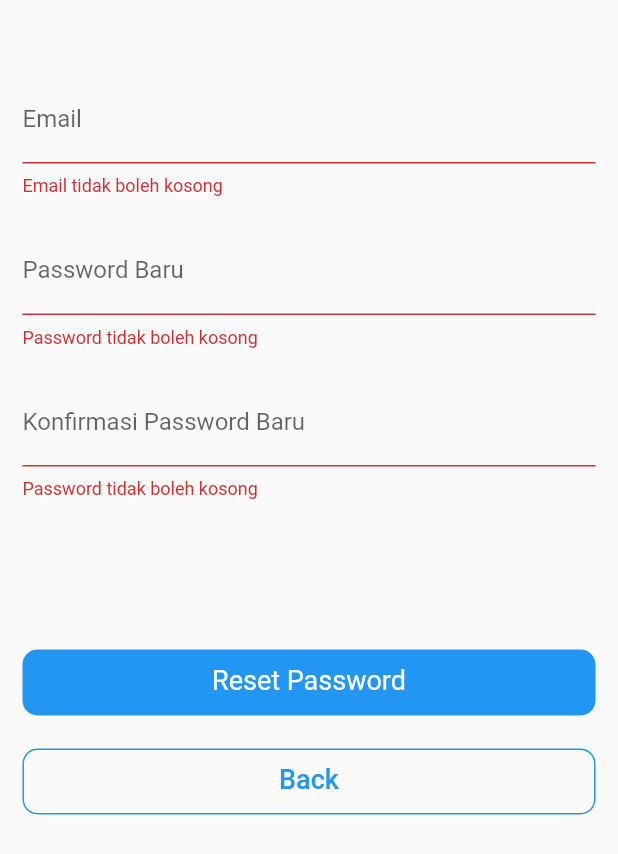
After one commit to raysiagian/mathwithgasing, a Flutter app: the ResetPasswordPage screen opened directly, after a tap on "Reset Password", on a phone screen of 412 x 824 dp. The commit adds this screen. Shown: the top 854 px of the screen. Run offline on Flutter 3.47's test engine with Material 3 defaults, Android fonts, the phone set to English and light mode, and no system bars; our stand-ins replace flutter_secure_storage, google_fonts, shared_preferences, syncfusion_flutter_charts, video_player, youtube_player_flutter; accounts and stored records are empty; network calls fail.

Commit message:
perbaikan reset password

```diff
--- /dev/null
+++ b/lib/screens/auth/login_screen/pages/reset_password_page.dart
@@ -0,0 +1,23 @@
+import 'package:flutter/material.dart';
+import 'package:mathgasing/screens/auth/login_screen/widget/reset_password_widget.dart';
+
+class ResetPasswordPage extends StatefulWidget {
+  const ResetPasswordPage({super.key});
+
+  @override
+  State<ResetPasswordPage> createState() => _ResetPasswordPageState();
+}
+
+class _ResetPasswordPageState extends State<ResetPasswordPage> {
+  @override
+  Widget build(BuildContext context) {
+    return Scaffold(
+      body: Container(
+        child: Padding(
+          padding: const EdgeInsets.symmetric(horizontal: 15),
+          child: ResetPasswordWidget(),
+        ),
+      ),
+    );
+  }
+}
--- /dev/null
+++ b/lib/screens/auth/login_screen/widget/reset_password_widget.dart
@@ -0,0 +1,171 @@
+
+import 'dart:convert';
+import 'package:flutter/material.dart';
+import 'package:http/http.dart' as http;
+import 'package:mathgasing/core/constants/constants.dart';
+import 'package:mathgasing/screens/auth/login_screen/pages/login_page.dart';
+
+class ResetPasswordWidget extends StatefulWidget {
+  const ResetPasswordWidget({Key? key}) : super(key: key);
+
+  @override
+  _ResetPasswordWidgetState createState() => _ResetPasswordWidgetState();
+}
+
+class _ResetPasswordWidgetState extends State<ResetPasswordWidget> {
+  final TextEditingController _emailController = TextEditingController();
+  final TextEditingController _newPasswordController = TextEditingController();
+  final TextEditingController _confirmNewPasswordController = TextEditingController();
+  final _formKey = GlobalKey<FormState>();
+
+  Future<void> _resetPassword() async {
+    if (!_formKey.currentState!.validate()) {
+      return;
+    }
+
+    final String email = _emailController.text.trim();
+    final String newPassword = _newPasswordController.text.trim();
+    final String confirmNewPassword = _confirmNewPasswordController.text.trim();
+
+    if (newPassword != confirmNewPassword) {
+      ScaffoldMessenger.of(context).showSnackBar(
+        SnackBar(content: Text('Password dan Konfirmasi Password tidak sama')),
+      );
+      return;
+    }
+
+    final Uri apiUrl = Uri.parse(baseurl + 'api/reset-password');
+
+    try {
+      final http.Response response = await http.post(
+        apiUrl,
+        headers: {
+          'Content-Type': 'application/json', // Menambahkan header jika diperlukan
+        },
+        body: jsonEncode({
+          'email': email,
+          'password': newPassword,
+          'password_confirmation': confirmNewPassword,
+        }),
+      );
+
+      final responseData = json.decode(response.body);
+      if (response.statusCode == 200) {
+        ScaffoldMessenger.of(context).showSnackBar(
+          SnackBar(content: Text(responseData['message'])),
+        );
+        Navigator.push(
+                  context,
+                  MaterialPageRoute(builder: (context) => Login()),
+                );
+      } else {
+        print('Error: ${response.body}');
+        ScaffoldMessenger.of(context).showSnackBar(
+          SnackBar(content: Text(responseData['message'] ?? 'Gagal reset password')),
+        );
+      }
+    } catch (error) {
+      ScaffoldMessenger.of(context).showSnackBar(
+        SnackBar(content: Text('Gagal reset password. Silahkan coba lagi nanti.')),
+      );
+    }
+  }
+
+  @override
+  Widget build(BuildContext context) {
+    return Scaffold(
+      body: SingleChildScrollView(
+        child: Form(
+          key: _formKey,
+          child: Column(
+            children: [
+              SizedBox(height: 50),
+              TextFormField(
+                controller: _emailController,
+                decoration: InputDecoration(labelText: 'Email'),
+                validator: (value) {
+                  if (value == null || value.isEmpty) {
+                    return 'Email tidak boleh kosong';
+                  }
+                  return null;
+                },
+              ),
+              SizedBox(height: 20),
+              TextFormField(
+                controller: _newPasswordController,
+                decoration: InputDecoration(labelText: 'Password Baru'),
+                obscureText: true,
+                validator: (value) {
+                  if (value == null || value.isEmpty) {
+                    return 'Password tidak boleh kosong';
+                  }
+                  return null;
+                },
+              ),
+              SizedBox(height: 20),
+              TextFormField(
+                controller: _confirmNewPasswordController,
+                decoration: InputDecoration(labelText: 'Konfirmasi Password Baru'),
+                obscureText: true,
+                validator: (value) {
+                  if (value == null || value.isEmpty) {
+                    return 'Password tidak boleh kosong';
+                  }
+                  return null;
+                },
+              ),
+              SizedBox(height: 100),
+              GestureDetector(
+                onTap: _resetPassword,
+                child: Container(
+                  height: 44,
+                  width: double.infinity,
+                  padding: const EdgeInsets.symmetric(vertical: 10.0),
+                  decoration: BoxDecoration(
+                    color: Colors.blue, // Sesuaikan dengan warna yang Anda inginkan
+                    borderRadius: BorderRadius.circular(10),
+                  ),
+                  child: Text(
+                    'Reset Password',
+                    textAlign: TextAlign.center,
+                    style: TextStyle(
+                      color: Colors.white,
+                      fontSize: 18,
+                    ),
+                  ),
+                ),
+              ),
+              SizedBox(height: 20),
+              OutlinedButton(
+                onPressed: () {
+                  Navigator.pop(context); // Kembali ke halaman sebelumnya
+                },
+                style: OutlinedButton.styleFrom(
+                  side: BorderSide(color: Colors.blue),
+                  shape: RoundedRectangleBorder(
+                    borderRadius: BorderRadius.circular(10),
+                  ),
+                ),
+                child: SizedBox(
+                  height: 44,
+                  width: double.infinity,
+                  child: Padding(
+                    padding: const EdgeInsets.symmetric(vertical: 10),
+                    child: Text(
+                      'Back',
+                      textAlign: TextAlign.center,
+                      style: TextStyle(
+                        color: Colors.blue,
+                        fontSize: 18,
+                      ),
+                    ),
+                  ),
+                ),
+              ),
+            ],
+          ),
+        ),
+      ),
+    );
+  }
+}
--- a/lib/screens/main_screen/statistic_screen/widget/leaderboard_table_widget.dart
+++ b/lib/screens/main_screen/statistic_screen/widget/leaderboard_table_widget.dart
@@ -33,7 +33,7 @@ class _LeaderboardTableWidgetState extends State<LeaderboardTableWidget> {
         });
       }
     } else {
-      throw Exception('Failed to load leaderboard data');
+      throw Exception('Gagal menampilkan data leaderboard');
     }
   }
 
```
Also changed, not shown: lib/screens/auth/login_screen/pages/forget_password_page.dart (added, +25 -0 lines), lib/screens/auth/login_screen/widget/forget_password_widget.dart (added, +174 -0 lines), lib/screens/auth/login_screen/widget/login_widget.dart (+24 -0 lines), lib/screens/auth/login_screen/widget/textfield_forget_password_widget.dart (added, +46 -0 lines), lib/screens/auth/login_screen/widget/textfield_reset_password_widget.dart (added, +46 -0 lines).
